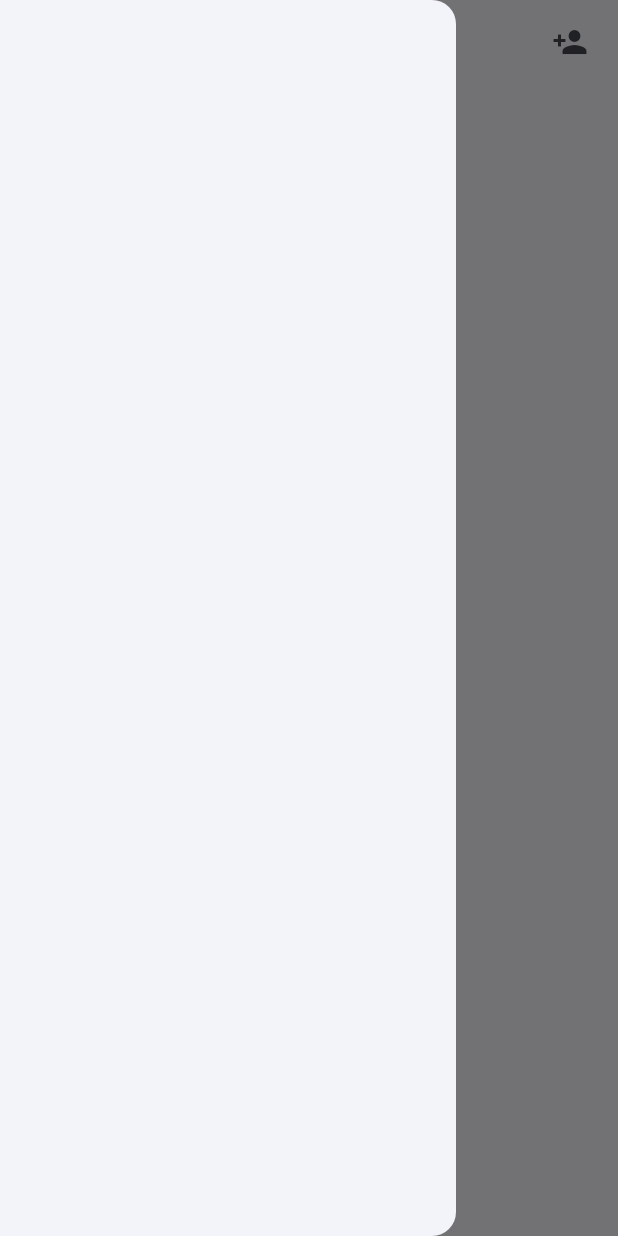
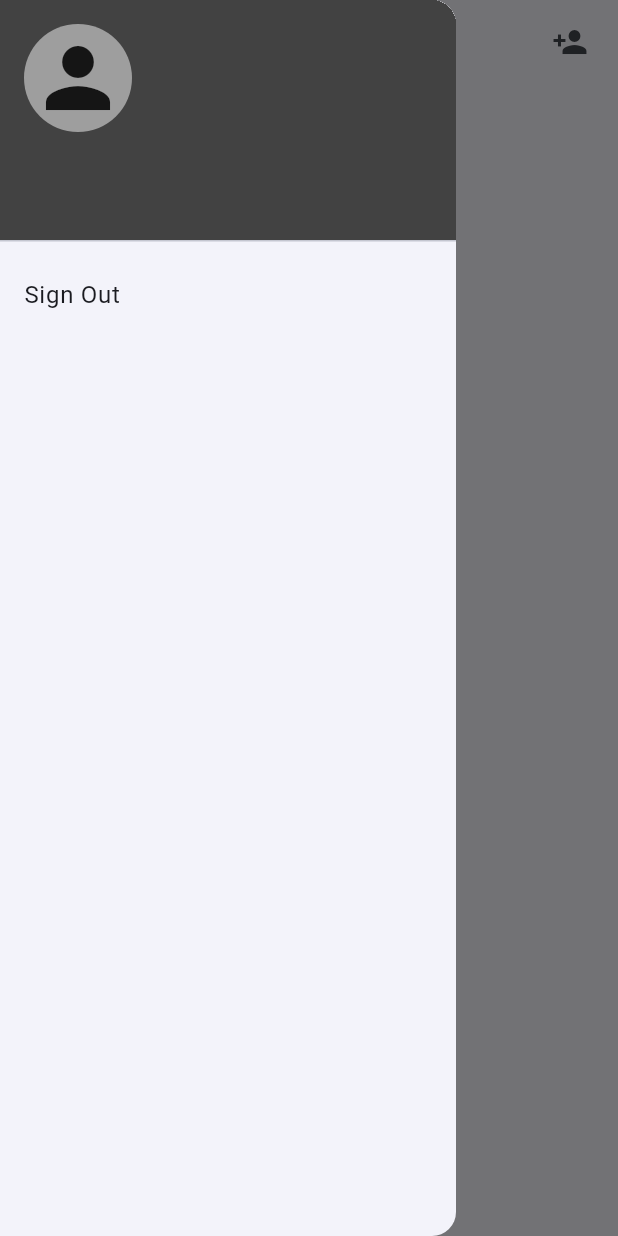
Before and after one commit to an920107/chat-app, a Flutter app: the ChatListPage screen opened by its route, with the side drawer open, on a phone screen of 412 x 824 dp. Run offline on Flutter 3.47's test engine with Material 3 defaults, Android fonts, the phone set to English and light mode, and no system bars; our stand-ins replace cloud_firestore, firebase_auth, firebase_core, go_router, sqflite; accounts and stored records are empty.

Commit message:
add: saving sign in state and sign out button.

```diff
--- a/lib/repo/remote/user_remote_repo.dart
+++ b/lib/repo/remote/user_remote_repo.dart
@@ -3,6 +3,12 @@ import 'package:cloud_firestore/cloud_firestore.dart';
 
 abstract class UserRemoteRepo {
   static final _db = FirebaseFirestore.instance.collection("user");
+
+  static Future<User?> getUser(String id) async {
+    final snapshot = await _db.doc(id).get();
+    if (!snapshot.exists) return null;
+    return User.fromJson(snapshot.data()!);
+  }
 
   static Future<void> createUser(User user) async {
     await _db.doc(user.id).set(user.toJson());
--- a/lib/view/page/chat_list_page.dart
+++ b/lib/view/page/chat_list_page.dart
@@ -1,8 +1,11 @@
+import 'package:chat_app/router/routes.dart';
 import 'package:chat_app/view/widget/chat_preview_tile.dart';
 import 'package:chat_app/view/widget/user_search_dialog.dart';
 import 'package:chat_app/view_model/chat_list_page_view_model.dart';
 import 'package:chat_app/view_model/extension.dart';
 import 'package:flutter/material.dart';
+import 'package:flutter/widgets.dart';
+import 'package:go_router/go_router.dart';
 import 'package:provider/provider.dart';
 
 class ChatListPage extends StatefulWidget {
@@ -55,7 +58,45 @@ class _ChatListPageState extends State<ChatListPage> {
           const SizedBox(width: 8),
         ],
       ),
-      drawer: const Drawer(),
+      drawer: Consumer<ChatListPageViewModel>(
+        builder: (context, value, child) => Drawer(
+          child: Column(
+            children: [
+              UserAccountsDrawerHeader(
+                decoration: BoxDecoration(
+                  color: Colors.grey.shade800,
+                ),
+                // TODO: user avatar
+                currentAccountPicture: ClipOval(
+                  child: Container(
+                    color: Colors.grey,
+                    child: const Icon(
+                      Icons.person,
+                      size: 64,
+                    ),
+                  ),
+                ),
+                accountName: Text(value.name),
+                accountEmail: Text(value.email),
+              ),
+              SingleChildScrollView(
+                child: Column(
+                  children: [
+                    ListTile(
+                      onTap: () async {
+                        await value.signOut();
+                        if (!context.mounted) return;
+                        context.pushReplacement(Routes.root.path);
+                      },
+                      title: const Text("Sign Out"),
+                    ),
+                  ],
+                ),
+              ),
+            ],
+          ),
+        ),
+      ),
       body: Consumer<ChatListPageViewModel>(
         builder: (context, value, child) => ListView(
           children: value.rooms.map((room) {
--- a/lib/view_model/chat_list_page_view_model.dart
+++ b/lib/view_model/chat_list_page_view_model.dart
@@ -2,16 +2,21 @@ import 'dart:async';
 import 'dart:collection';
 
 import 'package:chat_app/model/room.dart';
+import 'package:chat_app/model/user.dart';
 import 'package:chat_app/repo/remote/room_remote_repo.dart';
 import 'package:chat_app/repo/remote/user_remote_repo.dart';
 import 'package:chat_app/service/message_service.dart';
-import 'package:firebase_auth/firebase_auth.dart';
+import 'package:firebase_auth/firebase_auth.dart' hide User;
 import 'package:flutter/material.dart';
 import 'package:uuid/uuid.dart';
 
 class ChatListPageViewModel with ChangeNotifier {
   List<Room> _rooms = [];
   List<Room> get rooms => UnmodifiableListView(_rooms);
+
+  User? _user;
+  String get name => _user?.name ?? "";
+  String get email => _user?.email ?? "";
 
   ChatListPageViewModel() {
     MessageService.stream.listen((event) {
@@ -25,7 +30,12 @@ class ChatListPageViewModel with ChangeNotifier {
     final firebaseUser = FirebaseAuth.instance.currentUser;
     if (firebaseUser == null) return;
     _rooms = await RoomRemoteRepo.getRooms(firebaseUser.uid);
+    _user = await UserRemoteRepo.getUser(firebaseUser.uid);
     notifyListeners();
+  }
+
+  Future<void> signOut() async {
+    await FirebaseAuth.instance.signOut();
   }
 
   /// Search and add a friend with the given email.
@@ -55,6 +65,7 @@ class ChatListPageViewModel with ChangeNotifier {
     );
     await RoomRemoteRepo.createRoom(room);
 
+    await fetch();
     return null;
   }
 }
--- a/lib/view_model/sign_in_page_view_model.dart
+++ b/lib/view_model/sign_in_page_view_model.dart
@@ -7,6 +7,8 @@ import 'package:firebase_auth/firebase_auth.dart' hide User;
 import 'package:flutter/material.dart';
 
 class SignInPageViewModel with ChangeNotifier {
+  bool get isSignedIn => FirebaseAuth.instance.currentUser != null;
+
   SignInPageContentType _type = SignInPageContentType.signIn;
   SignInPageContentType get type => _type;
   set type(SignInPageContentType value) {
```
Also changed, not shown: lib/view/page/sign_in_page.dart (+10 -0 lines).
